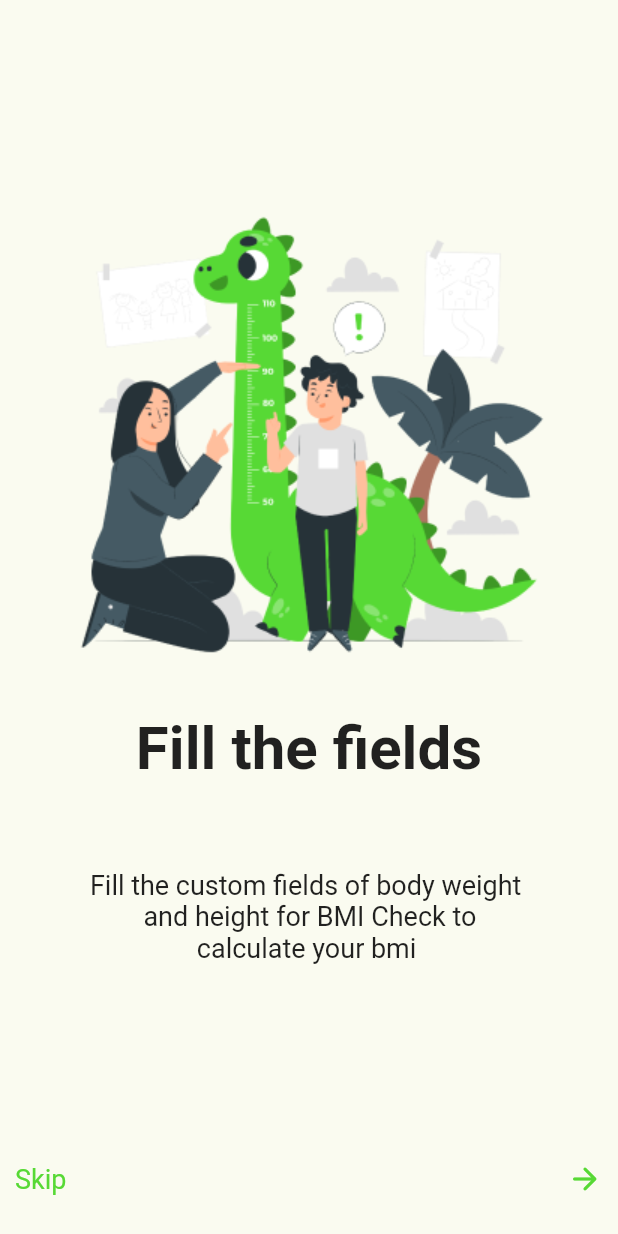
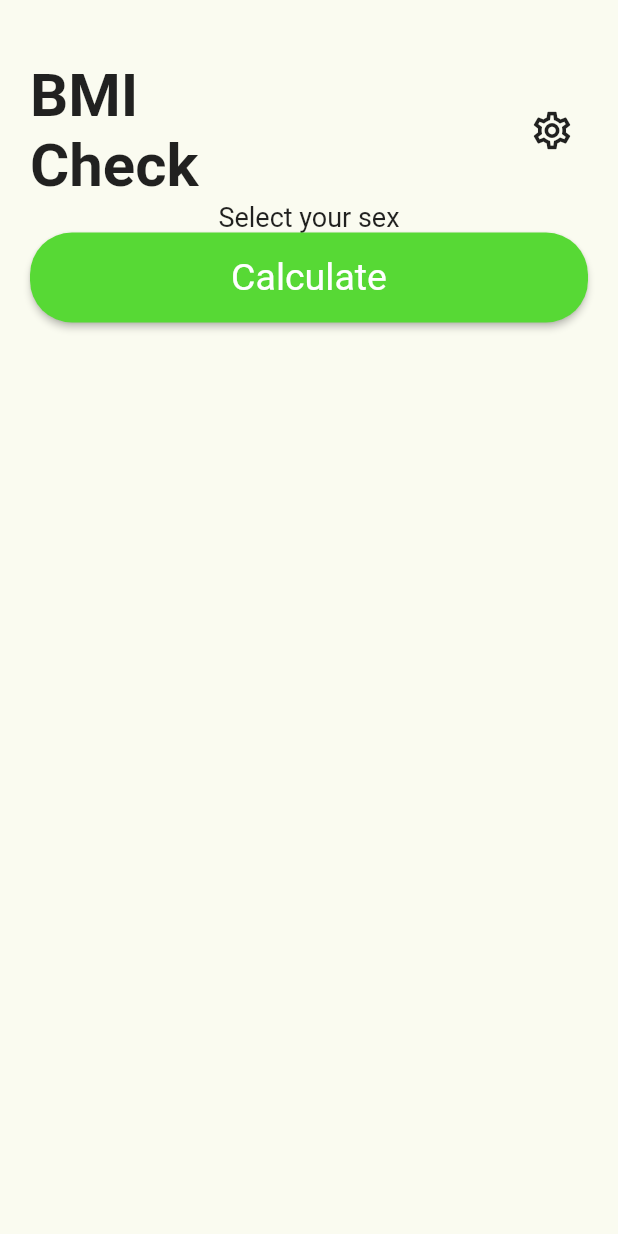
Before and after one commit to Alireza-Seif/BMI, a Flutter app: the screen it shows after launch, on a phone screen of 412 x 824 dp. Run offline on Flutter 3.47's test engine with Material 2 defaults, Android fonts, the phone set to English and light mode, and no system bars.

Commit message:
feat: Finishing the intro pages and starting the home page

```diff
--- a/lib/main.dart
+++ b/lib/main.dart
@@ -1,4 +1,5 @@
-import 'package:first/screens/introPage_2.dart';
+import 'package:first/screens/all.dart';
+import 'package:first/screens/homePage.dart';
 import 'package:flutter/material.dart';
 
 void main() {
@@ -11,11 +12,10 @@ class MyApp extends StatelessWidget {
   // This widget is the root of your application.
   @override
   Widget build(BuildContext context) {
-    return MaterialApp(
+    return const MaterialApp(
       debugShowCheckedModeBanner: false,
       title: 'BMI',
-      theme: ThemeData(),
-      home: const IntroPage2(),
+      home: HomePage(),
     );
   }
 }
--- /dev/null
+++ b/lib/screens/homePage.dart
@@ -0,0 +1,64 @@
+import 'package:first/components/button/elevated_button.dart';
+import 'package:flutter/material.dart';
+
+class HomePage extends StatelessWidget {
+  const HomePage({super.key});
+
+  @override
+  Widget build(BuildContext context) {
+    return Scaffold(
+      body: SafeArea(
+        child: Container(
+          width: double.infinity,
+          height: double.infinity,
+          color: const Color(0xFFFAFBF0),
+          padding: const EdgeInsets.fromLTRB(20, 40, 20, 10),
+          child: Column(
+            children: [
+              Row(
+                mainAxisAlignment: MainAxisAlignment.spaceBetween,
+                children: [
+                  const Column(
+                    crossAxisAlignment: CrossAxisAlignment.start,
+                    children: [
+                      Text(
+                        'BMI',
+                        style: TextStyle(
+                            fontSize: 40, fontWeight: FontWeight.bold),
+                      ),
+                      Text(
+                        'Check',
+                        style: TextStyle(
+                            fontSize: 40, fontWeight: FontWeight.bold),
+                      ),
+                    ],
+                  ),
+                  IconButton(
+                    onPressed: () {},
+                    icon: const Icon(
+                      Icons.settings_outlined,
+                      size: 30,
+                    ),
+                  )
+                ],
+              ),
+              const Text(
+                'Select your sex',
+                style: TextStyle(fontSize: 18),
+              ),
+              SizedBox(
+                width: 400,
+                height: 60,
+                child: ElevatedButton(
+                  onPressed: () {},
+                  style: customButtonStyle,
+                  child: const Text('Calculate'),
+                ),
+              )
+            ],
+          ),
+        ),
+      ),
+    );
+  }
+}
--- a/lib/screens/inroPage_3.dart
+++ b/lib/screens/intro_pages/inroPage_3.dart
@@ -12,7 +12,7 @@ class IntroPage3 extends StatelessWidget {
           width: double.infinity,
           height: double.infinity,
           color: const Color(0xFFFAFBF0),
-          padding: const EdgeInsets.fromLTRB(10, 0, 10, 10),
+          padding: const EdgeInsets.fromLTRB(20, 0, 20, 10),
           child: Column(
             mainAxisAlignment: MainAxisAlignment.spaceEvenly,
             children: [
@@ -39,8 +39,8 @@ own health and keep the ideal body
                 height: 10,
               ),
               SizedBox(
-                width: 321,
-                height: 57,
+                width: 400,
+                height: 60,
                 child: ElevatedButton(
                   onPressed: () {},
                   style: customButtonStyle,
--- a/lib/screens/introPage_2.dart
+++ b/lib/screens/intro_pages/introPage_1.dart
@@ -1,7 +1,7 @@
 import 'package:flutter/material.dart';
 
-class IntroPage2 extends StatelessWidget {
-  const IntroPage2({super.key});
+class IntroPage1 extends StatelessWidget {
+  const IntroPage1({super.key});
 
   @override
   Widget build(BuildContext context) {
@@ -11,7 +11,7 @@ class IntroPage2 extends StatelessWidget {
             width: double.infinity,
             height: double.infinity,
             color: const Color(0xFFFAFBF0),
-            padding: const EdgeInsets.fromLTRB(10, 0, 10, 10),
+            padding: const EdgeInsets.fromLTRB(20, 0, 20, 10),
             child: const Column(
               mainAxisAlignment: MainAxisAlignment.spaceEvenly,
               children: [
@@ -19,19 +19,16 @@ class IntroPage2 extends StatelessWidget {
                   height: 100,
                 ),
                 Image(
-                  image: AssetImage('assets/images/height_meter_pana.png'),
+                  image: AssetImage('assets/images/calculator_pana.png'),
                 ),
                 Text(
-                  '''Fill the fields''',
+                  '''Welcome to
+ BMI Check''',
                   style: TextStyle(fontSize: 40, fontWeight: FontWeight.bold),
                 ),
-                SizedBox(
-                  height: 25,
-                ),
                 Text(
-                  '''Fill the custom fields of body weight
-        and height for BMI Check to
-                calculate your bmi''',
+                  ''' Discover if you have the ideal body
+mass index in a simple and fast way''',
                   style: TextStyle(fontSize: 18),
                 ),
                 SizedBox(
--- a/lib/screens/introPage_1.dart
+++ b/lib/screens/intro_pages/introPage_2.dart
@@ -1,7 +1,7 @@
 import 'package:flutter/material.dart';
 
-class IntroPage1 extends StatelessWidget {
-  const IntroPage1({super.key});
+class IntroPage2 extends StatelessWidget {
+  const IntroPage2({super.key});
 
   @override
   Widget build(BuildContext context) {
@@ -11,7 +11,7 @@ class IntroPage1 extends StatelessWidget {
             width: double.infinity,
             height: double.infinity,
             color: const Color(0xFFFAFBF0),
-            padding: const EdgeInsets.fromLTRB(10, 0, 10, 10),
+            padding: const EdgeInsets.fromLTRB(20, 0, 20, 10),
             child: const Column(
               mainAxisAlignment: MainAxisAlignment.spaceEvenly,
               children: [
@@ -19,16 +19,19 @@ class IntroPage1 extends StatelessWidget {
                   height: 100,
                 ),
                 Image(
-                  image: AssetImage('assets/images/calculator_pana.png'),
+                  image: AssetImage('assets/images/height_meter_pana.png'),
                 ),
                 Text(
-                  '''Welcome to
- BMI Check''',
+                  '''Fill the fields''',
                   style: TextStyle(fontSize: 40, fontWeight: FontWeight.bold),
                 ),
+                SizedBox(
+                  height: 25,
+                ),
                 Text(
-                  ''' Discover if you have the ideal body
-mass index in a simple and fast way''',
+                  '''Fill the custom fields of body weight
+        and height for BMI Check to
+                calculate your bmi''',
                   style: TextStyle(fontSize: 18),
                 ),
                 SizedBox(
--- a/pubspec.yaml
+++ b/pubspec.yaml
@@ -34,6 +34,7 @@ dependencies:
   # The following adds the Cupertino Icons font to your application.
   # Use with the CupertinoIcons class for iOS style icons.
   cupertino_icons: ^1.0.2
+  introduction_screen: ^3.1.11
 
 dev_dependencies:
   flutter_test:
```
Also changed, not shown: pubspec.lock.
